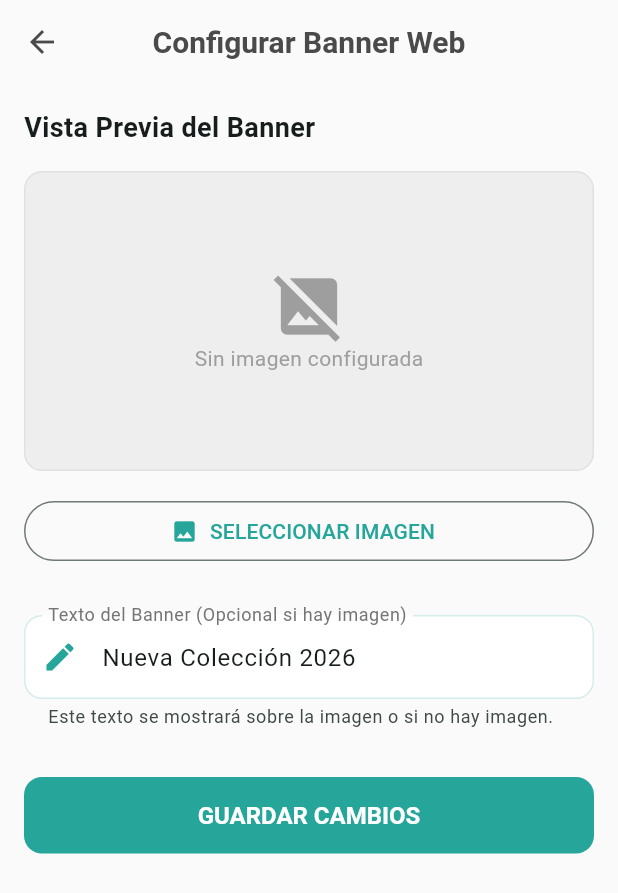
After one commit to GrullonDev/creacionesbaby, a Flutter app: the BannerConfigPage screen opened directly, after a tap on "SELECCIONAR IMAGEN", on a phone screen of 412 x 824 dp. The commit adds this screen. Shown: the top 893 px of the screen. Run offline on Flutter 3.47's test engine with Material 3 defaults, Android fonts, the phone set to English and light mode, and no system bars; our stand-ins replace image_picker, supabase_flutter; accounts and stored records are empty; Roboto replaces fonts that are missing (Nunito).

Commit message:
feat: Introduce banner configuration with a dedicated admin page, app config provider, and database schema.

```diff
--- /dev/null
+++ b/lib/core/providers/app_config_provider.dart
@@ -0,0 +1,114 @@
+import 'dart:typed_data';
+import 'package:flutter/material.dart';
+import 'package:supabase_flutter/supabase_flutter.dart';
+
+class AppConfigProvider extends ChangeNotifier {
+  final _supabase = Supabase.instance.client;
+
+  String _bannerText = 'Nueva Colección 2026';
+  String? _bannerImageUrl;
+  bool _isLoading = false;
+  String? _error;
+
+  String get bannerText => _bannerText;
+  String? get bannerImageUrl => _bannerImageUrl;
+  bool get isLoading => _isLoading;
+  String? get error => _error;
+
+  Future<void> loadConfig() async {
+    // Avoid double loading if possible, but for config updates we might want to refresh
+    try {
+      _isLoading = true;
+      // notifyListeners(); // Avoid unnecessary rebuilds on start
+
+      // Fetch both text and image URL
+      final response = await _supabase.from('app_config').select().inFilter(
+        'key',
+        ['home_banner_text', 'home_banner_image_url'],
+      );
+
+      for (var item in response) {
+        if (item['key'] == 'home_banner_text' && item['value'] != null) {
+          _bannerText = item['value'] as String;
+        } else if (item['key'] == 'home_banner_image_url' &&
+            item['value'] != null) {
+          _bannerImageUrl = item['value'] as String;
+        }
+      }
+    } catch (e) {
+      debugPrint('Error loading config: $e');
+      // Fallback to default is already set
+    } finally {
+      _isLoading = false;
+      notifyListeners();
+    }
+  }
+
+  Future<void> updateBannerText(String newText) async {
+    try {
+      _isLoading = true;
+      notifyListeners();
+
+      await _supabase.from('app_config').upsert({
+        'key': 'home_banner_text',
+        'value': newText,
+      });
+
+      _bannerText = newText;
+      _error = null;
+    } catch (e) {
+      _error = 'Error actualizando texto del banner: $e';
+      rethrow;
+    } finally {
+      _isLoading = false;
+      notifyListeners();
+    }
+  }
+
+  Future<void> updateBannerImage(Uint8List imageBytes) async {
+    try {
+      _isLoading = true;
+      notifyListeners();
+
+      final String fileName =
+          'banner_${DateTime.now().millisecondsSinceEpoch}.jpg';
+
+      // 1. Upload to bucket
+      try {
+        await _supabase.storage
+            .from('banners')
+            .uploadBinary(
+              fileName,
+              imageBytes,
+              fileOptions: const FileOptions(upsert: false),
+            );
+      } catch (uploadError) {
+        // If 404, suggest creating bucket
+        if (uploadError.toString().contains('Bucket not found')) {
+          _error =
+              "ERROR: No existe el bucket 'banners'. Ejecuta el script SQL 'setup_banner_system.sql'.";
+          throw _error!;
+        }
+        rethrow;
+      }
+
+      // 2. Get Public URL
+      final imageUrl = _supabase.storage.from('banners').getPublicUrl(fileName);
+
+      // 3. Save URL to config
+      await _supabase.from('app_config').upsert({
+        'key': 'home_banner_image_url',
+        'value': imageUrl,
+      });
+
+      _bannerImageUrl = imageUrl;
+      _error = null;
+    } catch (e) {
+      _error = 'Error actualizando imagen del banner: $e';
+      rethrow;
+    } finally {
+      _isLoading = false;
+      notifyListeners();
+    }
+  }
+}
--- /dev/null
+++ b/lib/features/admin/dashboard/presentation/pages/banner_config_page.dart
@@ -0,0 +1,206 @@
+import 'dart:typed_data';
+
+import 'package:creacionesbaby/core/providers/app_config_provider.dart';
+import 'package:flutter/material.dart';
+import 'package:image_picker/image_picker.dart';
+import 'package:provider/provider.dart';
+
+class BannerConfigPage extends StatefulWidget {
+  const BannerConfigPage({super.key});
+
+  @override
+  State<BannerConfigPage> createState() => _BannerConfigPageState();
+}
+
+class _BannerConfigPageState extends State<BannerConfigPage> {
+  final _bannerController = TextEditingController();
+  final _formKey = GlobalKey<FormState>(); // For text validation
+  final ImagePicker _picker = ImagePicker();
+  Uint8List? _newImageBytes;
+
+  @override
+  void initState() {
+    super.initState();
+    _loadCurrentConfig();
+  }
+
+  void _loadCurrentConfig() {
+    final provider = context.read<AppConfigProvider>();
+    _bannerController.text = provider.bannerText;
+  }
+
+  @override
+  void dispose() {
+    _bannerController.dispose();
+    super.dispose();
+  }
+
+  Future<void> _pickImage() async {
+    try {
+      final XFile? image = await _picker.pickImage(source: ImageSource.gallery);
+      if (image != null) {
+        final bytes = await image.readAsBytes();
+        setState(() {
+          _newImageBytes = bytes;
+        });
+      }
+    } catch (e) {
+      debugPrint('Error picking image: $e');
+    }
+  }
+
+  Future<void> _saveConfig() async {
+    final provider = context.read<AppConfigProvider>();
+    String message = '';
+    bool success = true;
+
+    // 1. Update Text
+    if (_formKey.currentState!.validate()) {
+      try {
+        if (_bannerController.text.trim() != provider.bannerText) {
+          await provider.updateBannerText(_bannerController.text.trim());
+          message += 'Texto actualizado. ';
+        }
+      } catch (e) {
+        success = false;
+        message += 'Error texto: $e. ';
+      }
+    }
+
+    // 2. Update Image if selected
+    if (_newImageBytes != null) {
+      try {
+        await provider.updateBannerImage(_newImageBytes!);
+        message += 'Imagen actualizada. ';
+        setState(() {
+          _newImageBytes = null; // Clear selection after upload
+        });
+      } catch (e) {
+        success = false;
+        message += 'Error imagen: $e. ';
+      }
+    }
+
+    if (mounted && message.isNotEmpty) {
+      ScaffoldMessenger.of(context).showSnackBar(
+        SnackBar(
+          content: Text(message),
+          backgroundColor: success ? Colors.green : Colors.red,
+        ),
+      );
+    } else if (mounted && message.isEmpty && success) {
+      ScaffoldMessenger.of(context).showSnackBar(
+        const SnackBar(content: Text('No hay cambios para guardar.')),
+      );
+    }
+  }
+
+  @override
+  Widget build(BuildContext context) {
+    return Scaffold(
+      appBar: AppBar(title: const Text('Configurar Banner Web')),
+      body: Consumer<AppConfigProvider>(
+        builder: (context, provider, child) {
+          if (provider.isLoading) {
+            return const Center(child: CircularProgressIndicator());
+          }
+
+          return SingleChildScrollView(
+            padding: const EdgeInsets.all(16.0),
+            child: Column(
+              crossAxisAlignment: CrossAxisAlignment.stretch,
+              children: [
+                const Text(
+                  'Vista Previa del Banner',
+                  style: TextStyle(fontSize: 18, fontWeight: FontWeight.bold),
+                ),
+                const SizedBox(height: 16),
+
+                // Image Preview Area
+                Container(
+                  height: 200,
+                  width: double.infinity,
+                  decoration: BoxDecoration(
+                    color: Colors.grey[200],
+                    borderRadius: BorderRadius.circular(12),
+                    border: Border.all(color: Colors.grey[300]!),
+                    image: _newImageBytes != null
+                        ? DecorationImage(
+                            image: MemoryImage(_newImageBytes!),
+                            fit: BoxFit.cover,
+                          )
+                        : (provider.bannerImageUrl != null
+                              ? DecorationImage(
+                                  image: NetworkImage(provider.bannerImageUrl!),
+                                  fit: BoxFit.cover,
+                                )
+                              : null),
+                  ),
+                  child:
+                      (_newImageBytes == null &&
+                          provider.bannerImageUrl == null)
+                      ? const Center(
+                          child: Column(
+                            mainAxisAlignment: MainAxisAlignment.center,
+                            children: [
+                              Icon(
+                                Icons.image_not_supported,
+                                size: 50,
+                                color: Colors.grey,
+                              ),
+                              Text(
+                                'Sin imagen configurada',
+                                style: TextStyle(color: Colors.grey),
+                              ),
+                            ],
+                          ),
+                        )
+                      : null,
+                ),
+
+                const SizedBox(height: 16),
+
+                OutlinedButton.icon(
+                  onPressed: _pickImage,
+                  icon: const Icon(Icons.image),
+                  label: const Text('SELECCIONAR IMAGEN'),
+                ),
+
+                const SizedBox(height: 32),
+
+                Form(
+                  key: _formKey,
+                  child: TextFormField(
+                    controller: _bannerController,
+                    decoration: const InputDecoration(
+                      labelText: 'Texto del Banner (Opcional si hay imagen)',
+                      border: OutlineInputBorder(),
+                      prefixIcon: Icon(Icons.edit),
+                      helperText:
+                          'Este texto se mostrará sobre la imagen o si no hay imagen.',
+                    ),
+                  ),
+                ),
+
+                const SizedBox(height: 32),
+
+                ElevatedButton(
+                  onPressed: provider.isLoading ? null : _saveConfig,
+                  style: ElevatedButton.styleFrom(
+                    padding: const EdgeInsets.symmetric(vertical: 16),
+                    backgroundColor: Theme.of(context).primaryColor,
+                    foregroundColor: Colors.white,
+                  ),
+                  child: const Text(
+                    'GUARDAR CAMBIOS',
+                    style: TextStyle(fontWeight: FontWeight.bold),
+                  ),
+                ),
+              ],
+            ),
+          );
+        },
+      ),
+    );
+  }
+}
--- a/lib/features/auth/presentation/pages/admin_login_page.dart
+++ b/lib/features/auth/presentation/pages/admin_login_page.dart
@@ -1,6 +1,5 @@
 import 'package:creacionesbaby/core/providers/auth_provider.dart';
 import 'package:creacionesbaby/features/admin/dashboard/presentation/pages/admin_dashboard_page.dart';
-import 'package:creacionesbaby/utils/admin_create_widget.dart';
 import 'package:flutter/material.dart';
 import 'package:provider/provider.dart';
 
@@ -36,8 +35,9 @@ class AdminLoginPage extends StatelessWidget {
                 const SizedBox(height: 24),
                 const Text(
                   'Versión 1.0.0',
-                  style: TextStyle(color: Colors.white60, fontSize: 12),
+                  style: TextStyle(color: Colors.black45, fontSize: 12),
                 ),
+                /*
                 TextButton(
                   onPressed: () {
                     showDialog(
@@ -50,6 +50,7 @@ class AdminLoginPage extends StatelessWidget {
                     style: TextStyle(color: Colors.white30),
                   ),
                 ),
+                */
               ],
             ),
           ),
--- a/lib/main.dart
+++ b/lib/main.dart
@@ -1,4 +1,5 @@
 import 'package:creacionesbaby/config/env.dart';
+import 'package:creacionesbaby/core/providers/app_config_provider.dart';
 import 'package:creacionesbaby/core/providers/auth_provider.dart';
 import 'package:creacionesbaby/core/providers/cart_provider.dart';
 import 'package:creacionesbaby/core/providers/product_provider.dart';
@@ -16,6 +17,9 @@ Future<void> main() async {
   runApp(
     MultiProvider(
       providers: [
+        ChangeNotifierProvider(
+          create: (_) => AppConfigProvider()..loadConfig(),
+        ),
         ChangeNotifierProvider(create: (_) => ProductProvider()),
         ChangeNotifierProvider(create: (_) => AuthProvider()),
         ChangeNotifierProvider(create: (_) => CartProvider()),
```
Also changed, not shown: lib/features/admin/dashboard/presentation/pages/admin_dashboard_page.dart (+13 -0 lines), lib/features/store/home/presentation/pages/store_home_page.dart (+66 -10 lines), 4 other files.
